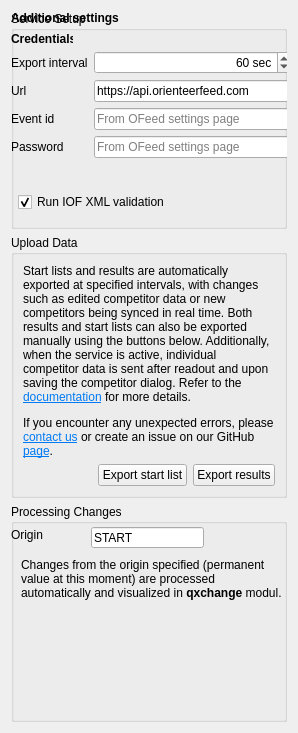
Before: the Qt Designer form quickevent/app/quickevent/plugins/Event/src/services/ofeed/ofeedclientwidget.ui in arnost00/quickbox, drawn with Qt 5.
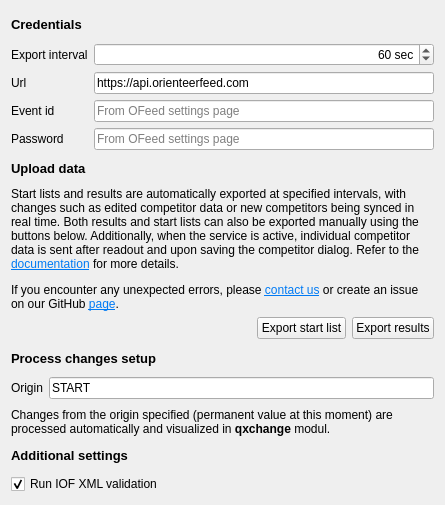
After: the same form once the commit is applied.

What changed in the file:
```diff
--- a/quickevent/app/quickevent/plugins/Event/src/services/ofeed/ofeedclientwidget.ui
+++ b/quickevent/app/quickevent/plugins/Event/src/services/ofeed/ofeedclientwidget.ui
@@ -6,8 +6,8 @@
    <rect>
     <x>0</x>
     <y>0</y>
-    <width>298</width>
-    <height>733</height>
+    <width>445</width>
+    <height>505</height>
    </rect>
   </property>
   <property name="windowTitle">
@@ -15,23 +15,28 @@
   </property>
   <layout class="QVBoxLayout" name="verticalLayout">
    <item>
-    <widget class="QGroupBox" name="groupServiceSetup">
-     <property name="title">
-      <string>Service Setup</string>
-     </property>
-     <property name="flat">
-      <bool>true</bool>
-     </property>
-     <widget class="QWidget" name="layoutWidget">
-      <property name="geometry">
-       <rect>
-        <x>0</x>
-        <y>40</y>
-        <width>281</width>
-        <height>121</height>
-       </rect>
-      </property>
-      <layout class="QFormLayout" name="formLayout">
+    <layout class="QVBoxLayout" name="ofeedVerticalLayout">
+     <item>
+      <widget class="QLabel" name="credentialsTitle">
+       <property name="font">
+        <font>
+         <pointsize>10</pointsize>
+         <bold>true</bold>
+        </font>
+       </property>
+       <property name="text">
+        <string>Credentials</string>
+       </property>
+      </widget>
+     </item>
+     <item>
+      <layout class="QFormLayout" name="credentialsForm">
+       <property name="labelAlignment">
+        <set>Qt::AlignmentFlag::AlignLeading|Qt::AlignmentFlag::AlignLeft|Qt::AlignmentFlag::AlignVCenter</set>
+       </property>
+       <property name="formAlignment">
+        <set>Qt::AlignmentFlag::AlignLeading|Qt::AlignmentFlag::AlignLeft|Qt::AlignmentFlag::AlignTop</set>
+       </property>
        <property name="horizontalSpacing">
         <number>6</number>
        </property>
@@ -109,6 +114,9 @@
          <property name="text">
           <string>Password</string>
          </property>
+         <property name="alignment">
+          <set>Qt::AlignmentFlag::AlignLeading|Qt::AlignmentFlag::AlignLeft|Qt::AlignmentFlag::AlignVCenter</set>
+         </property>
         </widget>
        </item>
        <item row="3" column="1">
@@ -122,76 +130,22 @@
         </widget>
        </item>
       </layout>
-     </widget>
-     <widget class="QLabel" name="Credentials">
-      <property name="geometry">
-       <rect>
-        <x>0</x>
-        <y>20</y>
-        <width>62</width>
-        <height>16</height>
-       </rect>
-      </property>
+     </item>
+     <item>
+      <widget class="QLabel" name="uploadDataTitle">
       <property name="font">
        <font>
+         <pointsize>10</pointsize>
         <bold>true</bold>
        </font>
       </property>
       <property name="text">
-       <string>Credentials</string>
-      </property>
-     </widget>
-     <widget class="QLabel" name="additionalSettings">
-      <property name="font">
-       <font>
-        <bold>true</bold>
-       </font>
-      </property>
-      <property name="text">
-       <string>Additional settings</string>
-      </property>
-     </widget>
-     <widget class="QCheckBox" name="runXmlValidationCheckBox">
-      <property name="geometry">
-       <rect>
-        <x>7</x>
-        <y>180</y>
-        <width>151</width>
-        <height>22</height>
-       </rect>
-      </property>
-      <property name="toolTip">
-       <string extracomment="Should OFeed perform iof xml validation?"/>
-      </property>
-      <property name="text">
-       <string>Run IOF XML validation</string>
-      </property>
-      <property name="checkable">
-       <bool>true</bool>
-      </property>
-      <property name="checked">
-       <bool>true</bool>
-      </property>
-      <property name="tristate">
-       <bool>false</bool>
-      </property>
-     </widget>
-    </widget>
+        <string>Upload data</string>
+       </property>
+      </widget>
    </item>
    <item>
-    <widget class="QGroupBox" name="groupUploadData">
-     <property name="title">
-      <string>Upload Data</string>
-     </property>
-     <property name="flat">
-      <bool>true</bool>
-     </property>
-     <property name="checkable">
-      <bool>false</bool>
-     </property>
-     <layout class="QVBoxLayout" name="verticalLayout_2">
-      <item>
-       <widget class="QLabel" name="upload_description">
+      <widget class="QLabel" name="uploadDataDescription">
         <property name="text">
          <string>&lt;html&gt;&lt;head/&gt;&lt;body&gt;&lt;p&gt;Start lists and results are automatically exported at specified intervals, with changes such as edited competitor data or new competitors being synced in real time. Both results and start lists can also be exported manually using the buttons below. Additionally, when the service is active, individual competitor data is sent after readout and upon saving the competitor dialog. Refer to the &lt;a href=&quot;https://docs.orienteerfeed.com/&quot;&gt;&lt;span style=&quot; text-decoration: underline; color:#007af4;&quot;&gt;documentation&lt;/span&gt;&lt;/a&gt; for more details.&lt;/p&gt;&lt;p&gt;If you encounter any unexpected errors, please &lt;a href=&quot;mailto:support@orienteerfeed.com&quot;&gt;&lt;span style=&quot; text-decoration: underline; color:#007af4;&quot;&gt;contact us&lt;/span&gt;&lt;/a&gt; or create an issue on our GitHub &lt;a href=&quot;https://github.com/orienteerfeed/ofeed/issues&quot;&gt;&lt;span style=&quot; text-decoration: underline; color:#007af4;&quot;&gt;page&lt;/span&gt;&lt;/a&gt;.&lt;/p&gt;&lt;/body&gt;&lt;/html&gt;</string>
         </property>
@@ -204,7 +158,7 @@
        </widget>
       </item>
       <item>
-       <layout class="QHBoxLayout" name="horizontalLayout_2">
+      <layout class="QHBoxLayout" name="exportHorizontalLayout">
         <item>
          <spacer name="horizontalSpacer_2">
           <property name="orientation">
@@ -234,55 +188,30 @@
         </item>
        </layout>
       </item>
-     </layout>
-    </widget>
-   </item>
    <item>
-    <widget class="QGroupBox" name="groupGetData">
-     <property name="title">
-      <string>Processing Changes</string>
-     </property>
-     <property name="flat">
-      <bool>true</bool>
-     </property>
-     <widget class="QLabel" name="ProcessingChangesDescription">
-      <property name="geometry">
-       <rect>
-        <x>10</x>
-        <y>50</y>
-        <width>261</width>
-        <height>51</height>
-       </rect>
+      <widget class="QLabel" name="processChangesTitle">
+       <property name="font">
+        <font>
+         <pointsize>10</pointsize>
+         <bold>true</bold>
+        </font>
       </property>
       <property name="text">
-       <string>Changes from the origin specified (permanent value at this moment) are processed automatically and visualized in &lt;b&gt;qxchange&lt;/b&gt; modul.</string>
-      </property>
-      <property name="wordWrap">
-       <bool>true</bool>
-      </property>
-     </widget>
-     <widget class="QLabel" name="origin">
-      <property name="geometry">
-       <rect>
-        <x>0</x>
-        <y>20</y>
-        <width>61</width>
-        <height>21</height>
-       </rect>
-      </property>
+        <string>Process changes setup</string>
+       </property>
+      </widget>
+     </item>
+     <item>
+      <layout class="QFormLayout" name="processChangesOriginForm">
+       <item row="0" column="0">
+        <widget class="QLabel" name="originLabel">
       <property name="text">
        <string>Origin</string>
       </property>
      </widget>
+       </item>
+       <item row="0" column="1">
      <widget class="QLineEdit" name="edChangelogOrigin">
-      <property name="geometry">
-       <rect>
-        <x>80</x>
-        <y>23</y>
-        <width>113</width>
-        <height>21</height>
-       </rect>
-      </property>
       <property name="text">
        <string>START</string>
       </property>
@@ -293,7 +222,58 @@
        <string>START</string>
       </property>
      </widget>
-    </widget>
+       </item>
+      </layout>
+     </item>
+     <item>
+      <widget class="QLabel" name="processChangesDescription">
+       <property name="text">
+        <string>Changes from the origin specified (permanent value at this moment) are processed automatically and visualized in &lt;b&gt;qxchange&lt;/b&gt; modul.</string>
+       </property>
+       <property name="wordWrap">
+        <bool>true</bool>
+       </property>
+      </widget>
+     </item>
+     <item>
+      <widget class="QLabel" name="additionalSettingsTitle">
+       <property name="font">
+        <font>
+         <pointsize>10</pointsize>
+         <bold>true</bold>
+        </font>
+       </property>
+       <property name="text">
+        <string>Additional settings</string>
+       </property>
+       <property name="alignment">
+        <set>Qt::AlignmentFlag::AlignLeading|Qt::AlignmentFlag::AlignLeft|Qt::AlignmentFlag::AlignVCenter</set>
+       </property>
+       <property name="wordWrap">
+        <bool>false</bool>
+       </property>
+      </widget>
+     </item>
+     <item>
+      <widget class="QCheckBox" name="additionalSettingsRunXmlValidation">
+       <property name="toolTip">
+        <string extracomment="Should OFeed perform iof xml validation?"/>
+       </property>
+       <property name="text">
+        <string>Run IOF XML validation</string>
+       </property>
+       <property name="checkable">
+        <bool>true</bool>
+       </property>
+       <property name="checked">
+        <bool>true</bool>
+       </property>
+       <property name="tristate">
+        <bool>false</bool>
+       </property>
+      </widget>
+     </item>
+    </layout>
    </item>
   </layout>
  </widget>
```
Left out of the diff: 2 changed lines with no effect on the pictures. Lines whose indentation alone changed are shown as unchanged.
